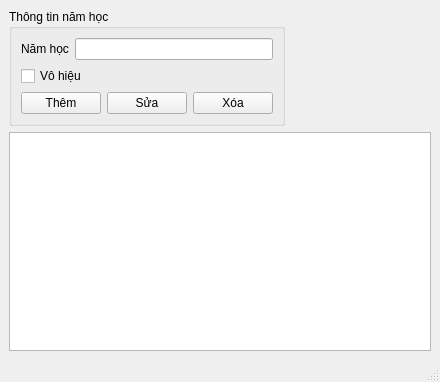
First picture: the form in HongGrader/quanlynamhoc.ui, repository vumari/HongGrader, before the edit.
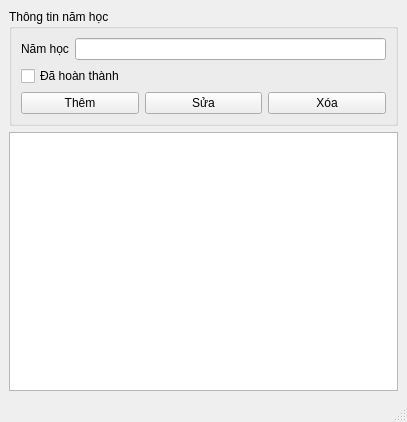
Second picture: the form after the edit.

Commit message: Hoàn tất di chuyển quản lí năm học ra form riêng

Diff of the .ui file:
```diff
--- a/HongGrader/quanlynamhoc.ui
+++ b/HongGrader/quanlynamhoc.ui
@@ -6,30 +6,22 @@
    <rect>
     <x>0</x>
     <y>0</y>
-    <width>440</width>
-    <height>382</height>
+    <width>407</width>
+    <height>422</height>
    </rect>
   </property>
   <property name="windowTitle">
    <string>Quản lý năm học</string>
   </property>
   <widget class="QWidget" name="centralwidget">
-   <layout class="QGridLayout" name="gridLayout">
-    <item row="0" column="0">
+   <layout class="QVBoxLayout" name="verticalLayout">
+    <item>
      <widget class="QGroupBox" name="groupBox_2">
-      <property name="sizePolicy">
-       <sizepolicy hsizetype="Fixed" vsizetype="Preferred">
-        <horstretch>0</horstretch>
-        <verstretch>0</verstretch>
-       </sizepolicy>
-      </property>
       <property name="title">
        <string>Thông tin năm học</string>
       </property>
-      <layout class="QVBoxLayout" name="verticalLayout">
-       <item>
-        <layout class="QHBoxLayout" name="horizontalLayout_2">
-         <item>
+      <layout class="QFormLayout" name="formLayout">
+       <item row="0" column="0">
           <widget class="QLabel" name="label_4">
            <property name="text">
             <string>Năm học</string>
@@ -39,23 +31,21 @@
            </property>
           </widget>
          </item>
-         <item>
+       <item row="0" column="1">
           <widget class="QLineEdit" name="LEnamhocmoi">
            <property name="maxLength">
             <number>30</number>
            </property>
           </widget>
          </item>
-        </layout>
-       </item>
-       <item>
+       <item row="1" column="0" colspan="2">
         <widget class="QCheckBox" name="checkBoxvohieu">
          <property name="text">
-          <string>Vô hiệu</string>
+          <string>Đã hoàn thành</string>
          </property>
         </widget>
        </item>
-       <item>
+       <item row="2" column="0" colspan="2">
         <layout class="QHBoxLayout" name="horizontalLayout">
          <item>
           <widget class="QPushButton" name="BTthemnamhoc">
@@ -83,8 +73,18 @@
       </layout>
      </widget>
     </item>
-    <item row="1" column="0">
-     <widget class="QTableView" name="tablenamhoc"/>
+    <item>
+     <widget class="QTableView" name="tablenamhoc">
+      <property name="editTriggers">
+       <set>QAbstractItemView::EditTrigger::NoEditTriggers</set>
+      </property>
+      <property name="selectionMode">
+       <enum>QAbstractItemView::SelectionMode::SingleSelection</enum>
+      </property>
+      <property name="selectionBehavior">
+       <enum>QAbstractItemView::SelectionBehavior::SelectRows</enum>
+      </property>
+     </widget>
     </item>
    </layout>
   </widget>
```
Left out of the diff: 7 changed lines with no effect on the pictures. Lines whose indentation alone changed are shown as unchanged. The commit also changes 9 other files.
